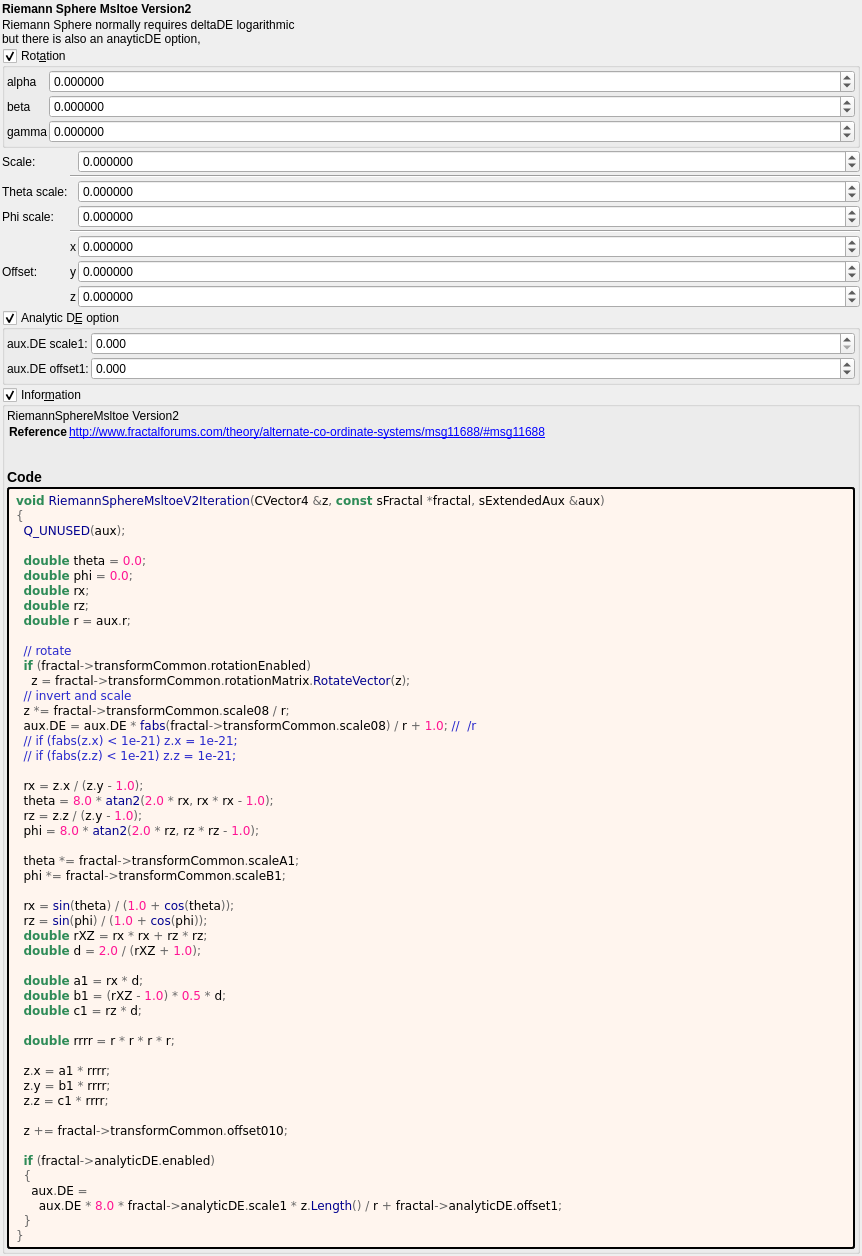
Old version of the form mandelbulber2/formula/ui/riemann_sphere_msltoe_v2.ui in the repository buddhi1980/mandelbulber2.
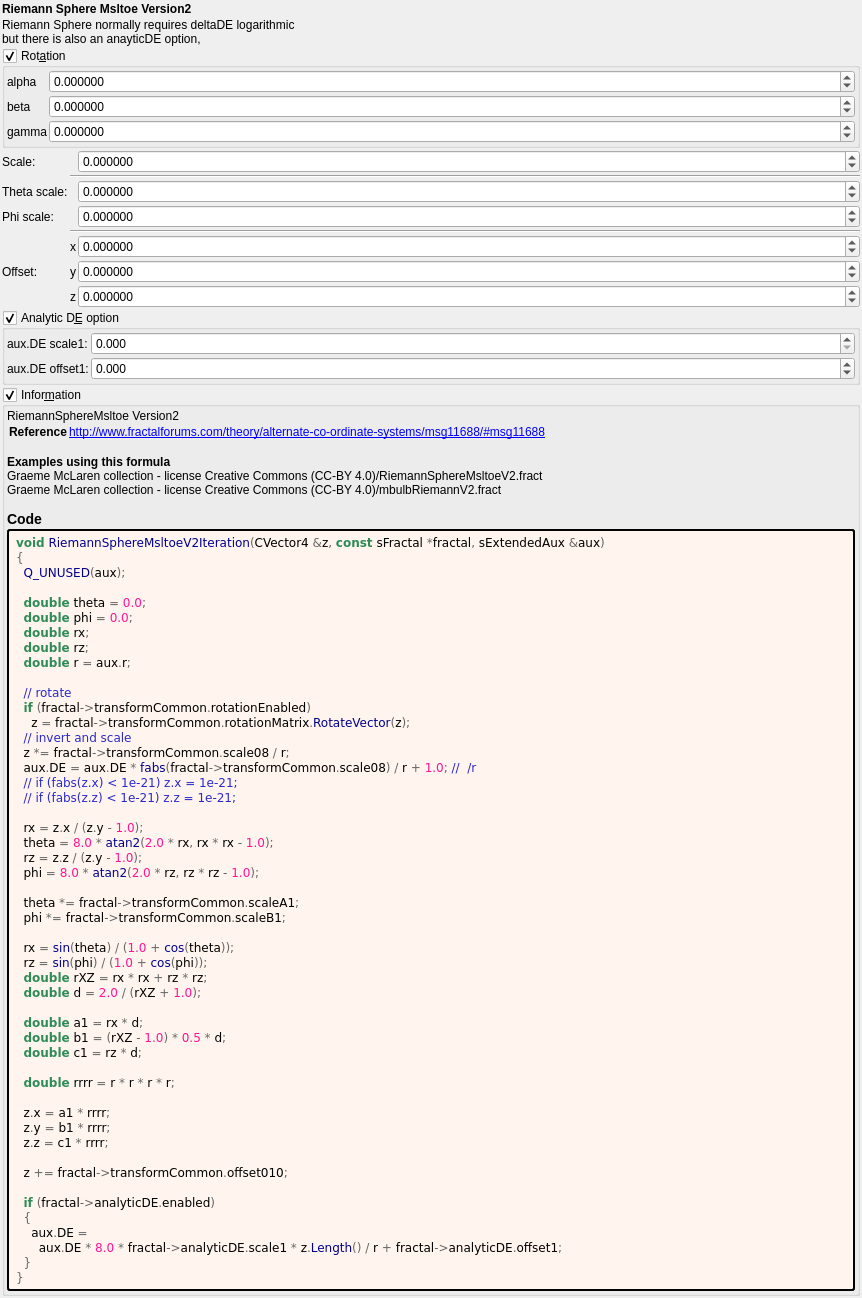
New version of the form. Custom widgets are drawn as their Qt base class.

Commit message: Run populateUiInformation.php script to update OpenCL formula files Edited manually fractal_cl.h

```diff
--- a/mandelbulber2/formula/ui/riemann_sphere_msltoe_v2.ui
+++ b/mandelbulber2/formula/ui/riemann_sphere_msltoe_v2.ui
@@ -568,7 +568,7 @@
 &lt;tr&gt;&lt;th&gt;Reference&lt;/th&gt;&lt;td&gt;&lt;a href=&quot;http://www.fractalforums.com/theory/alternate-co-ordinate-systems/msg11688/#msg11688&quot;&gt;http://www.fractalforums.com/theory/alternate-co-ordinate-systems/msg11688/#msg11688&lt;br&gt;
 &lt;/td&gt;&lt;/tr&gt;
 &lt;/table&gt;
-&lt;h3&gt;Code&lt;/h3&gt;</string>
+&lt;br&gt;&lt;b&gt;Examples using this formula&lt;/b&gt;&lt;br&gt;Graeme McLaren  collection - license Creative Commons  (CC-BY 4.0)/RiemannSphereMsltoeV2.fract&lt;br&gt;Graeme McLaren  collection - license Creative Commons  (CC-BY 4.0)/mbulbRiemannV2.fract&lt;h3&gt;Code&lt;/h3&gt;</string>
         </property>
         <property name="wordWrap">
          <bool>true</bool>
```
The commit also changes 45 other files.
